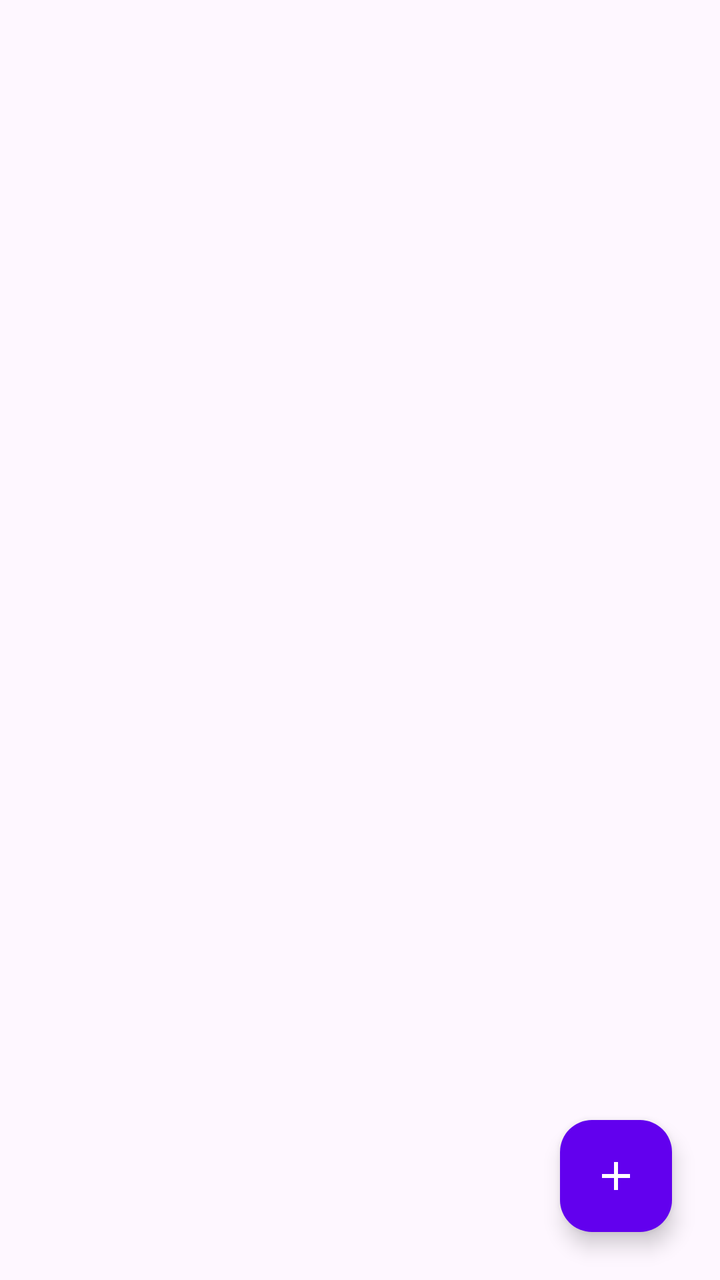
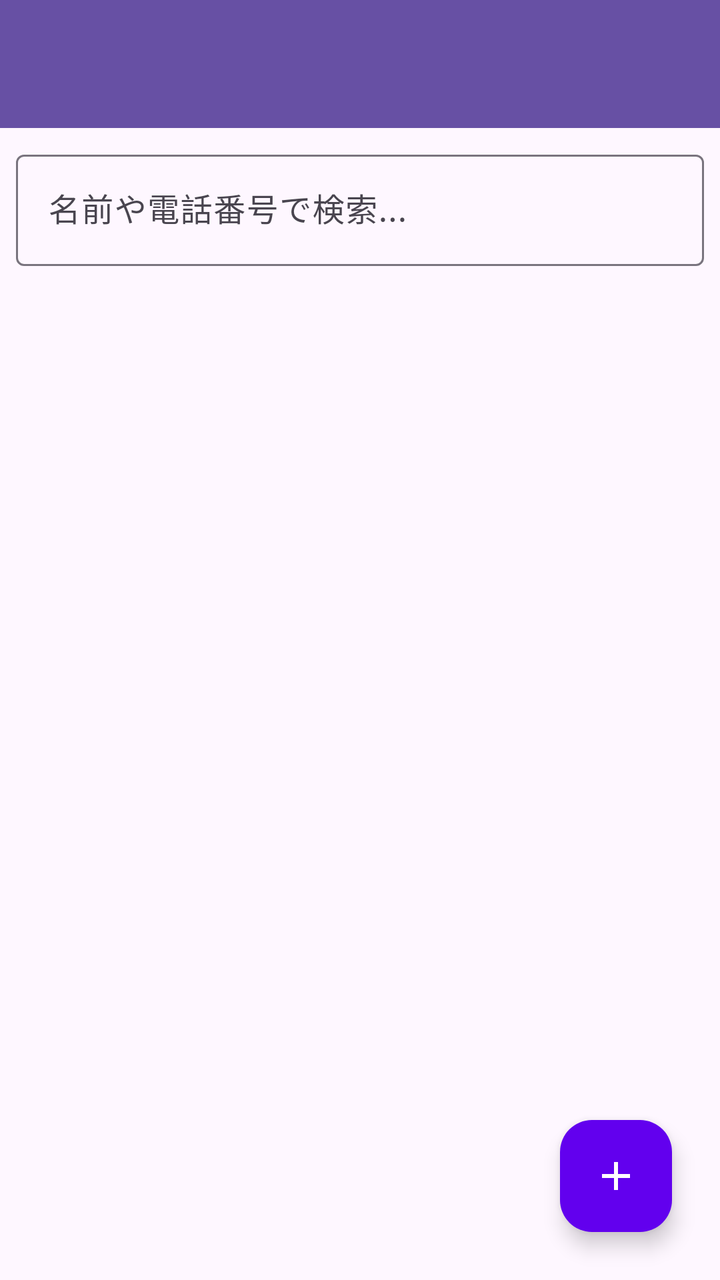

Screens rendered from an Android XML layout before and after an edit, with the pre-edit source and the edit as a unified diff.
<!-- AndroidManifest.xml: application theme Theme.MyAddressBook -->
<!-- res/layout/activity_main.xml -->
<?xml version="1.0" encoding="utf-8"?>
<androidx.constraintlayout.widget.ConstraintLayout xmlns:android="http://schemas.android.com/apk/res/android"
    xmlns:app="http://schemas.android.com/apk/res-auto"
    xmlns:tools="http://schemas.android.com/tools"
    android:id="@+id/main"
    android:layout_width="match_parent"
    android:layout_height="match_parent"
    tools:context=".MainActivity">

    <ListView
        android:id="@+id/list_view"
        android:layout_width="0dp"
        android:layout_height="0dp"
        android:layout_marginStart="1dp"
        android:layout_marginTop="1dp"
        android:layout_marginEnd="1dp"
        android:layout_marginBottom="1dp"
        android:clipToPadding="false"
        android:divider="@android:color/darker_gray"
        android:dividerHeight="0.5dp"
        android:padding="16dp"
        app:layout_constraintBottom_toBottomOf="parent"
        app:layout_constraintEnd_toEndOf="parent"
        app:layout_constraintStart_toStartOf="parent"
        app:layout_constraintTop_toTopOf="parent" />

    <com.google.android.material.floatingactionbutton.FloatingActionButton
        android:id="@+id/btn_Add"
        android:layout_width="wrap_content"
        android:layout_height="wrap_content"
        android:layout_margin="24dp"
        android:contentDescription="@string/desc_add"
        app:layout_constraintBottom_toBottomOf="parent"
        app:layout_constraintEnd_toEndOf="parent"
        android:src="@drawable/ic_add"
        app:backgroundTint="#FF6200EE"
        app:tint="@android:color/white"
        />

</androidx.constraintlayout.widget.ConstraintLayout>
<!-- resources referenced by this layout -->
<resources>
  <!-- drawable ic_add (drawable) -->
  <vector xmlns:android="http://schemas.android.com/apk/res/android" android:height="24dp" android:tint="#FFFFFF" android:viewportHeight="24" android:viewportWidth="24" android:width="24dp">
        
      <path android:fillColor="@android:color/white" android:pathData="M19,13h-6v6h-2v-6H5v-2h6V5h2v6h6v2z"/>
      
  </vector>
  <string name="desc_add">名前や住所を登録します</string>
  <style name="Theme.MyAddressBook" parent="Base.Theme.MyAddressBook" />
  <style name="Base.Theme.MyAddressBook" parent="Theme.Material3.DayNight.NoActionBar">
          
          
      </style>
</resources>

<!-- the commit's change to res/layout/activity_main.xml (unified diff, before → after) -->
@@ -1,16 +1,46 @@
 <?xml version="1.0" encoding="utf-8"?>
-<androidx.constraintlayout.widget.ConstraintLayout xmlns:android="http://schemas.android.com/apk/res/android"
+<androidx.coordinatorlayout.widget.CoordinatorLayout xmlns:android="http://schemas.android.com/apk/res/android"
     xmlns:app="http://schemas.android.com/apk/res-auto"
-    xmlns:tools="http://schemas.android.com/tools"
     android:id="@+id/main"
     android:layout_width="match_parent"
+    android:layout_height="match_parent">
+
+<LinearLayout
+    android:layout_width="match_parent"
     android:layout_height="match_parent"
-    tools:context=".MainActivity">
+    android:orientation="vertical">
+
+    <androidx.appcompat.widget.Toolbar
+        android:id="@+id/toolbar"
+        android:layout_width="match_parent"
+        android:layout_height="wrap_content"
+        android:minHeight="?attr/actionBarSize"
+        android:background="?attr/colorPrimary"
+        android:theme="@style/ThemeOverlay.AppCompat.Dark.ActionBar"
+        app:titleTextColor="@android:color/white"
+        app:popupTheme="@style/ThemeOverlay.AppCompat.Light" />
+
+    <com.google.android.material.textfield.TextInputLayout
+        android:layout_width="match_parent"
+        android:layout_height="wrap_content"
+        android:layout_margin="8dp"
+        android:hint="名前や電話番号で検索..."
+        style="@style/Widget.Material3.TextInputLayout.OutlinedBox">
+
+        <com.google.android.material.textfield.TextInputEditText
+            android:id="@+id/et_search"
+            android:layout_width="match_parent"
+            android:layout_height="wrap_content"
+            android:inputType="text"
+            android:maxLines="1" />
+
+    </com.google.android.material.textfield.TextInputLayout>
 
     <ListView
         android:id="@+id/list_view"
-        android:layout_width="0dp"
+        android:layout_width="match_parent"
         android:layout_height="0dp"
+        android:layout_weight="1"
         android:layout_marginStart="1dp"
         android:layout_marginTop="1dp"
         android:layout_marginEnd="1dp"
@@ -23,18 +53,19 @@
         app:layout_constraintEnd_toEndOf="parent"
         app:layout_constraintStart_toStartOf="parent"
         app:layout_constraintTop_toTopOf="parent" />
+</LinearLayout>
 
     <com.google.android.material.floatingactionbutton.FloatingActionButton
         android:id="@+id/btn_Add"
         android:layout_width="wrap_content"
         android:layout_height="wrap_content"
         android:layout_margin="24dp"
+        android:layout_gravity="bottom|end"
         android:contentDescription="@string/desc_add"
         app:layout_constraintBottom_toBottomOf="parent"
         app:layout_constraintEnd_toEndOf="parent"
         android:src="@drawable/ic_add"
         app:backgroundTint="#FF6200EE"
-        app:tint="@android:color/white"
-        />
+        app:tint="@android:color/white" />
 
-</androidx.constraintlayout.widget.ConstraintLayout>
+</androidx.coordinatorlayout.widget.CoordinatorLayout>
